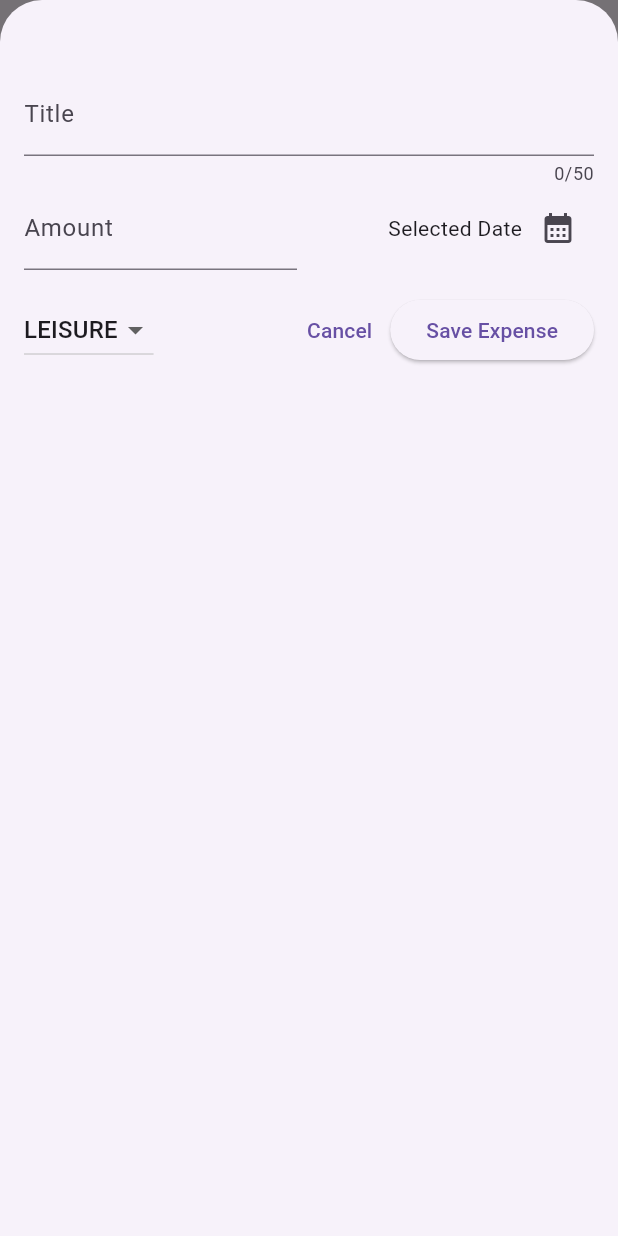
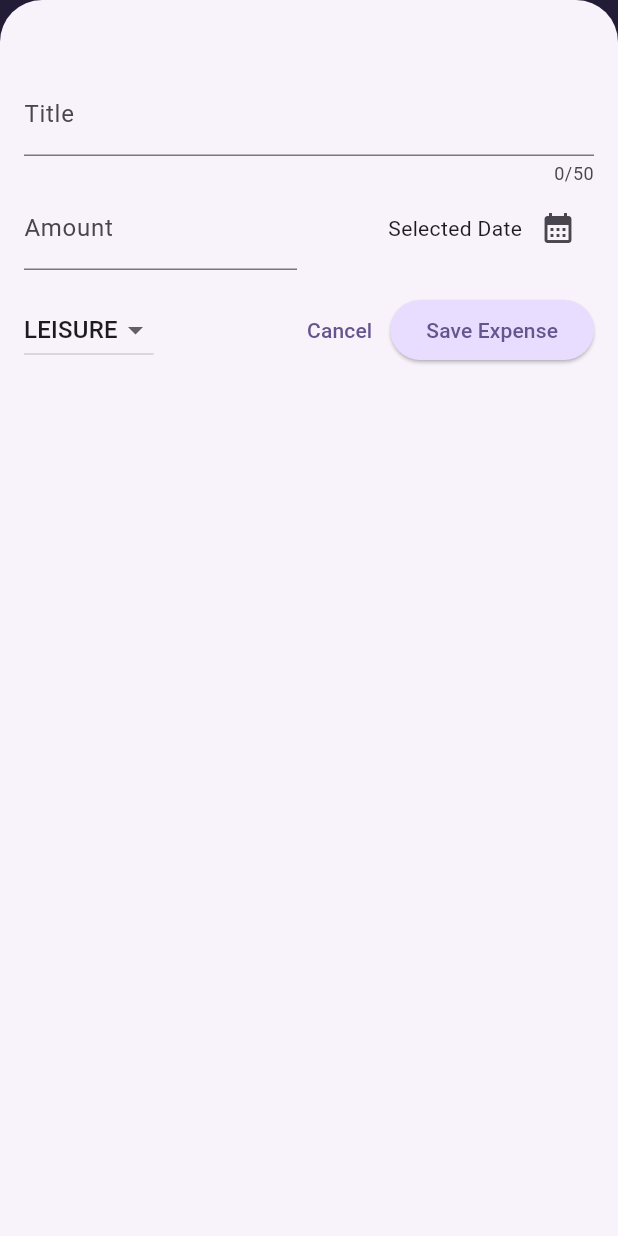
Before and after one commit to munirapp/max-miller-flutter, a Flutter app: the screen it shows after launch, after a tap on the "add" icon, on a phone screen of 412 x 824 dp. Run offline on Flutter 3.47's test engine with Material 3 defaults, Android fonts, the phone set to English and light mode, and no system bars; our stand-ins replace google_fonts.

Commit message:
chore: adding more theme custom example and theme implementation in widget

```diff
--- a/expense_tracker/lib/main.dart
+++ b/expense_tracker/lib/main.dart
@@ -1,11 +1,35 @@
 import 'package:expense_tracker/widgets/expenses.dart';
 import 'package:flutter/material.dart';
+
+var kColorScheme = ColorScheme.fromSeed(
+  seedColor: Color.fromARGB(255, 96, 59, 181),
+);
 
 void main() {
   runApp(
     MaterialApp(
       theme: ThemeData().copyWith(
-        scaffoldBackgroundColor: Color.fromARGB(255, 220, 189, 252),
+        colorScheme: kColorScheme,
+        appBarTheme: AppBarTheme().copyWith(
+          backgroundColor: kColorScheme.onPrimaryContainer,
+          foregroundColor: kColorScheme.primaryContainer,
+        ),
+        cardTheme: CardThemeData().copyWith(
+          color: kColorScheme.secondaryContainer,
+          margin: const EdgeInsets.symmetric(horizontal: 16, vertical: 8),
+        ),
+        elevatedButtonTheme: ElevatedButtonThemeData(
+          style: ElevatedButton.styleFrom(
+            backgroundColor: kColorScheme.primaryContainer,
+          ),
+        ),
+        textTheme: ThemeData().textTheme.copyWith(
+          titleLarge: TextStyle(
+            fontWeight: FontWeight.bold,
+            color: kColorScheme.onSecondaryContainer,
+            fontSize: 16,
+          ),
+        ),
       ),
       home: const Expenses(),
     ),
--- a/expense_tracker/lib/widgets/expenses_list/expense_item.dart
+++ b/expense_tracker/lib/widgets/expenses_list/expense_item.dart
@@ -12,8 +12,9 @@ class ExpenseItem extends StatelessWidget {
       child: Padding(
         padding: const EdgeInsets.symmetric(horizontal: 20, vertical: 16),
         child: Column(
+          crossAxisAlignment: CrossAxisAlignment.start,
           children: [
-            Text(expense.title),
+            Text(expense.title, style: Theme.of(context).textTheme.titleLarge),
             const SizedBox(height: 4),
             Row(
               children: [
--- a/expense_tracker/lib/widgets/expenses_list/expenses_list.dart
+++ b/expense_tracker/lib/widgets/expenses_list/expenses_list.dart
@@ -17,6 +17,12 @@ class ExpensesList extends StatelessWidget {
     return ListView.builder(
       itemBuilder: (ctx, index) => Dismissible(
         key: ValueKey(expenses[index]),
+        background: Container(
+          color: Theme.of(context).colorScheme.error.withAlpha(200),
+          margin: EdgeInsets.symmetric(
+            horizontal: Theme.of(context).cardTheme.margin!.horizontal,
+          ),
+        ),
         onDismissed: (direction) {
           onRemoveExpense(expenses[index]);
         },
```
